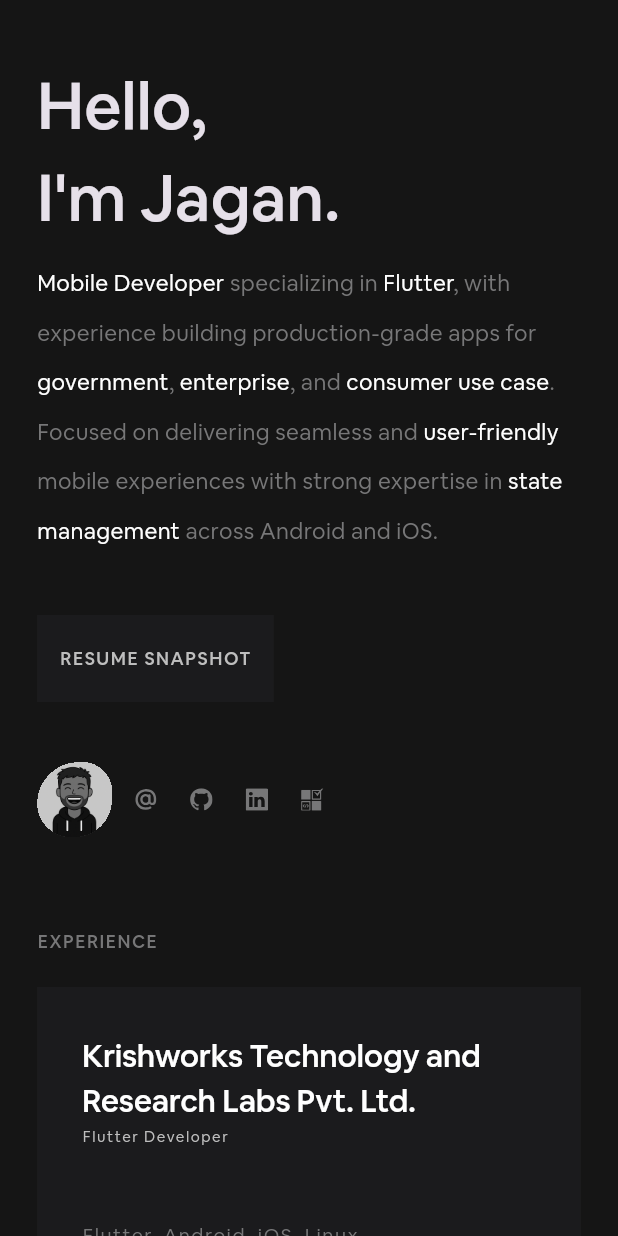
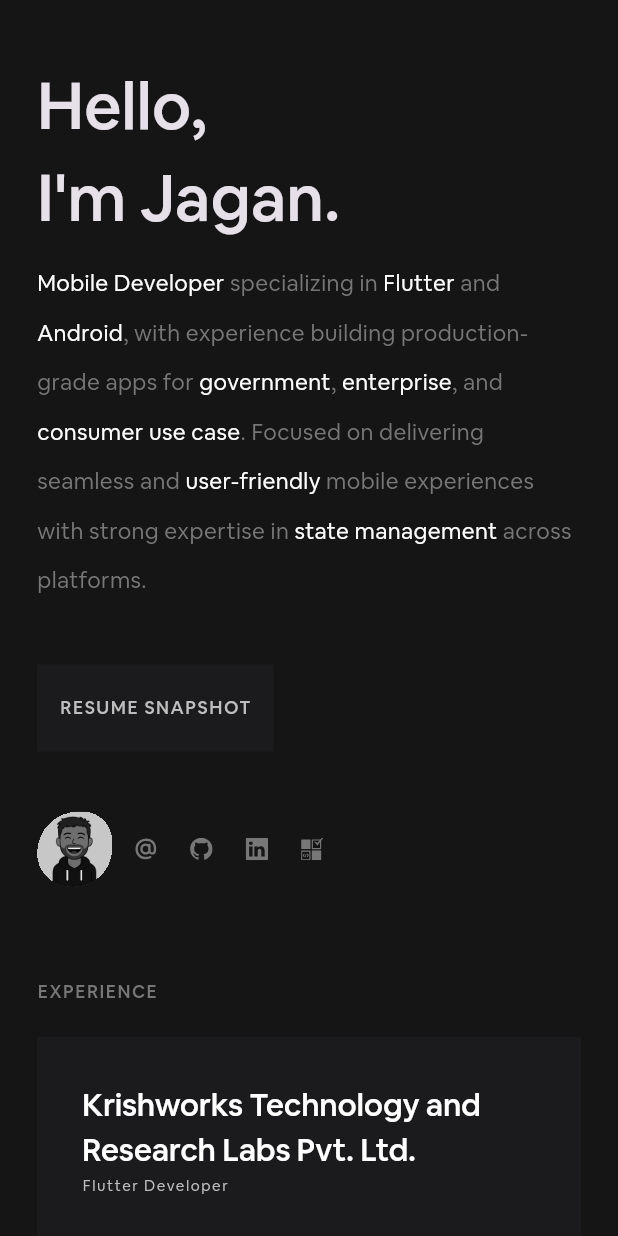
Before and after one commit to jagans27/jagans27.github.io, a Flutter app: the HomeMobileScreen screen opened directly, on a phone screen of 412 x 824 dp. Run offline on Flutter 3.47's test engine with Material 3 defaults, Android fonts, the phone set to English and light mode, and no system bars; our stand-ins replace flutter_sticky_header, flutter_svg, go_router, lottie, visibility_detector; missing offline and left inert: flutter_breakpoints; project files that could hold a hidden picture were left out.

Commit message:
updated about

```diff
--- a/lib/common/constants.dart
+++ b/lib/common/constants.dart
@@ -12,10 +12,11 @@ class Constants {
   static const String welcomeTextNewLine = "Hello,\nI'm Jagan.";
   static Description welcomeDescription = Description(
     text:
-        "Mobile Developer specializing in Flutter, with experience building production-grade apps for government, enterprise, and consumer use case. Focused on delivering seamless and user-friendly mobile experiences with strong expertise in state management across Android and iOS.",
+        "Mobile Developer specializing in Flutter and Android, with experience building production-grade apps for government, enterprise, and consumer use case. Focused on delivering seamless and user-friendly mobile experiences with strong expertise in state management across platforms.",
     highlights: [
       "Mobile Developer",
       "Flutter",
+      "Android",
       "government",
       "enterprise",
       "consumer use case",
```
